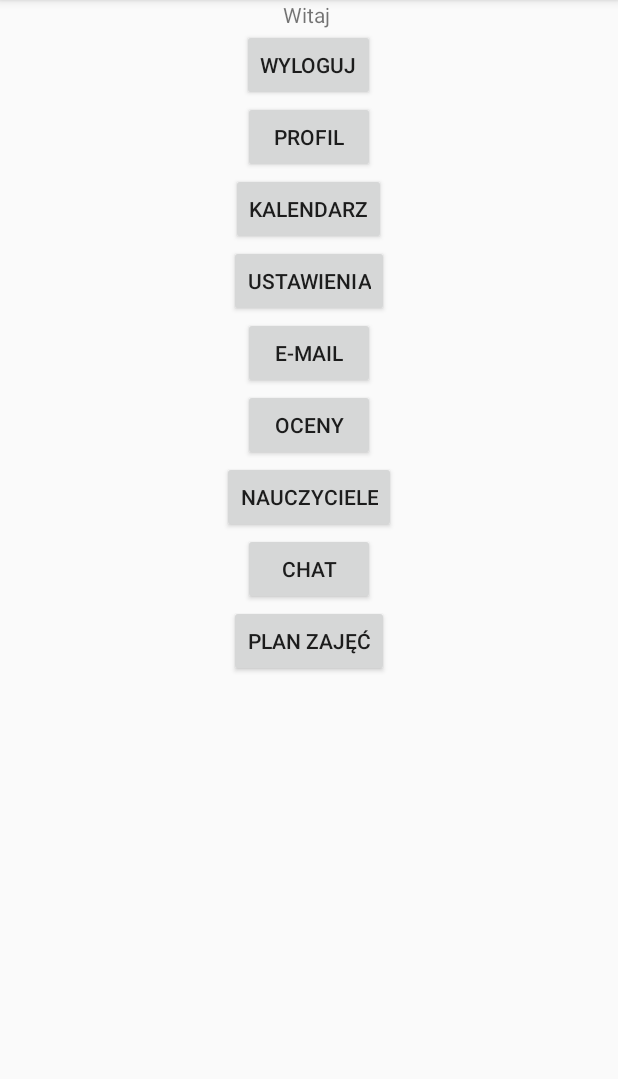
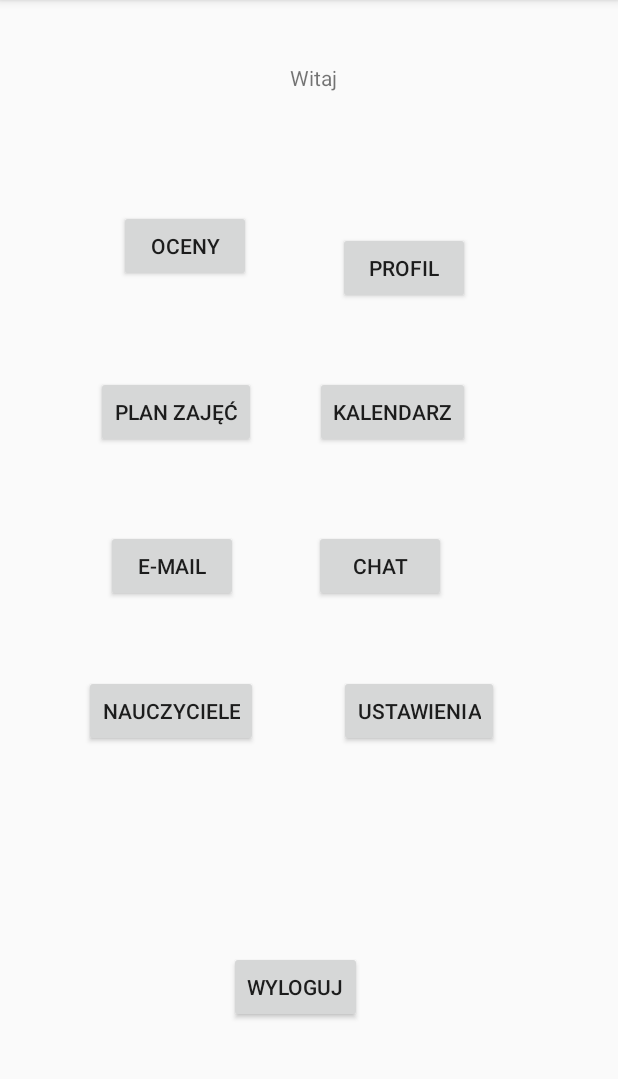
Before and after one commit to mateusz-latkowski/Indeks, an Android app: the screen it shows after launch once a user with an empty profile is signed in (Home), on a phone screen of 412 x 824 dp, the part 84-1163 px from its top. Run offline under Robolectric (Android 15) with nearby library versions, the phone set to English and light mode, and no system bars; our stand-ins replace Firebase (no records; nobody signed in at launch, a user with empty details on screens opened directly).

Commit message:
Change of button layout.

```diff
--- a/app/src/main/res/layout/activity_home.xml
+++ b/app/src/main/res/layout/activity_home.xml
@@ -1,5 +1,5 @@
 <?xml version="1.0" encoding="utf-8"?>
-<RelativeLayout xmlns:android="http://schemas.android.com/apk/res/android"
+<androidx.constraintlayout.widget.ConstraintLayout xmlns:android="http://schemas.android.com/apk/res/android"
     xmlns:app="http://schemas.android.com/apk/res-auto"
     xmlns:tools="http://schemas.android.com/tools"
     android:layout_width="match_parent"
@@ -7,82 +7,135 @@
     tools:context=".Home">
 
 
-    <LinearLayout
-        android:layout_width="match_parent"
-        android:layout_height="match_parent"
-        android:orientation="vertical"
-        android:layout_centerVertical="true"
-        android:layout_centerHorizontal="true" >
-
     <TextView
         android:id="@+id/textViewUserEmail"
         android:layout_width="wrap_content"
         android:layout_height="wrap_content"
         android:layout_gravity="center_horizontal"
-            android:text="@string/text"/>
+        android:text="@string/text"
+        app:layout_constraintBottom_toBottomOf="parent"
+        app:layout_constraintEnd_toEndOf="parent"
+        app:layout_constraintHorizontal_bias="0.513"
+        app:layout_constraintStart_toStartOf="parent"
+        app:layout_constraintTop_toTopOf="parent"
+        app:layout_constraintVertical_bias="0.056" />
 
     <Button
         android:id="@+id/buttonLogOut"
         android:layout_width="wrap_content"
         android:layout_height="wrap_content"
         android:layout_gravity="center_horizontal"
-            android:text="@string/buttonLogOut" />
+        android:text="@string/buttonLogOut"
+        app:layout_constraintBottom_toBottomOf="parent"
+        app:layout_constraintEnd_toEndOf="parent"
+        app:layout_constraintHorizontal_bias="0.472"
+        app:layout_constraintStart_toStartOf="parent"
+        app:layout_constraintTop_toTopOf="parent"
+        app:layout_constraintVertical_bias="0.881" />
 
     <Button
         android:id="@+id/buttonUserProfile"
         android:layout_width="wrap_content"
         android:layout_height="wrap_content"
         android:layout_gravity="center_horizontal"
-            android:text="@string/buttonUserProfile" />
+        android:text="@string/buttonUserProfile"
+        app:layout_constraintBottom_toBottomOf="parent"
+        app:layout_constraintEnd_toEndOf="parent"
+        app:layout_constraintHorizontal_bias="0.696"
+        app:layout_constraintStart_toStartOf="parent"
+        app:layout_constraintTop_toTopOf="parent"
+        app:layout_constraintVertical_bias="0.215" />
 
     <Button
         android:id="@+id/buttonCalendar"
         android:layout_width="wrap_content"
         android:layout_height="wrap_content"
         android:layout_gravity="center_horizontal"
-            android:text="@string/buttonCalendar" />
+        android:text="@string/buttonCalendar"
+        app:layout_constraintBottom_toBottomOf="parent"
+        app:layout_constraintEnd_toEndOf="parent"
+        app:layout_constraintHorizontal_bias="0.68"
+        app:layout_constraintStart_toStartOf="parent"
+        app:layout_constraintTop_toTopOf="parent"
+        app:layout_constraintVertical_bias="0.348" />
 
     <Button
         android:id="@+id/buttonSettings"
         android:layout_width="wrap_content"
         android:layout_height="wrap_content"
         android:layout_gravity="center_horizontal"
-            android:text="@string/buttonSettings" />
+        android:text="@string/buttonSettings"
+        app:layout_constraintBottom_toBottomOf="parent"
+        app:layout_constraintEnd_toEndOf="parent"
+        app:layout_constraintHorizontal_bias="0.74"
+        app:layout_constraintStart_toStartOf="parent"
+        app:layout_constraintTop_toTopOf="parent"
+        app:layout_constraintVertical_bias="0.625" />
 
     <Button
         android:id="@+id/buttonEmail"
         android:layout_width="wrap_content"
         android:layout_height="wrap_content"
         android:layout_gravity="center_horizontal"
-            android:text="@string/buttonSendMail" />
+        android:text="@string/buttonSendMail"
+        app:layout_constraintBottom_toBottomOf="parent"
+        app:layout_constraintEnd_toEndOf="parent"
+        app:layout_constraintHorizontal_bias="0.219"
+        app:layout_constraintStart_toStartOf="parent"
+        app:layout_constraintTop_toTopOf="parent"
+        app:layout_constraintVertical_bias="0.491" />
 
     <Button
         android:id="@+id/buttonGrades"
         android:layout_width="wrap_content"
         android:layout_height="wrap_content"
         android:layout_gravity="center_horizontal"
-            android:text="@string/buttonGrades" />
+        android:layout_marginTop="140dp"
+        android:text="@string/buttonGrades"
+        app:layout_constraintBottom_toBottomOf="parent"
+        app:layout_constraintEnd_toEndOf="parent"
+        app:layout_constraintHorizontal_bias="0.244"
+        app:layout_constraintStart_toStartOf="parent"
+        app:layout_constraintTop_toTopOf="parent"
+        app:layout_constraintVertical_bias="0.0" />
 
     <Button
         android:id="@+id/buttonTeachers"
         android:layout_width="wrap_content"
         android:layout_height="wrap_content"
         android:layout_gravity="center_horizontal"
-            android:text="@string/buttonTeachers" />
+        android:text="@string/buttonTeachers"
+        app:layout_constraintBottom_toBottomOf="parent"
+        app:layout_constraintEnd_toEndOf="parent"
+        app:layout_constraintHorizontal_bias="0.189"
+        app:layout_constraintStart_toStartOf="parent"
+        app:layout_constraintTop_toTopOf="parent"
+        app:layout_constraintVertical_bias="0.625" />
 
     <Button
         android:id="@+id/buttonChat"
         android:layout_width="wrap_content"
         android:layout_height="wrap_content"
         android:layout_gravity="center_horizontal"
-            android:text="@string/buttonChat" />
+        android:text="@string/buttonChat"
+        app:layout_constraintBottom_toBottomOf="parent"
+        app:layout_constraintEnd_toEndOf="parent"
+        app:layout_constraintHorizontal_bias="0.647"
+        app:layout_constraintStart_toStartOf="parent"
+        app:layout_constraintTop_toTopOf="parent"
+        app:layout_constraintVertical_bias="0.491" />
 
     <Button
         android:id="@+id/buttonLessonPlan"
         android:layout_width="wrap_content"
         android:layout_height="wrap_content"
         android:layout_gravity="center_horizontal"
-            android:text="@string/buttonApplication" />
+        android:text="@string/buttonApplication"
+        app:layout_constraintBottom_toBottomOf="parent"
+        app:layout_constraintEnd_toEndOf="parent"
+        app:layout_constraintHorizontal_bias="0.21"
+        app:layout_constraintStart_toStartOf="parent"
+        app:layout_constraintTop_toTopOf="parent"
+        app:layout_constraintVertical_bias="0.348" />
 
-    </LinearLayout>
-</RelativeLayout>
+</androidx.constraintlayout.widget.ConstraintLayout>
```
Lines whose indentation alone changed are shown as unchanged.
